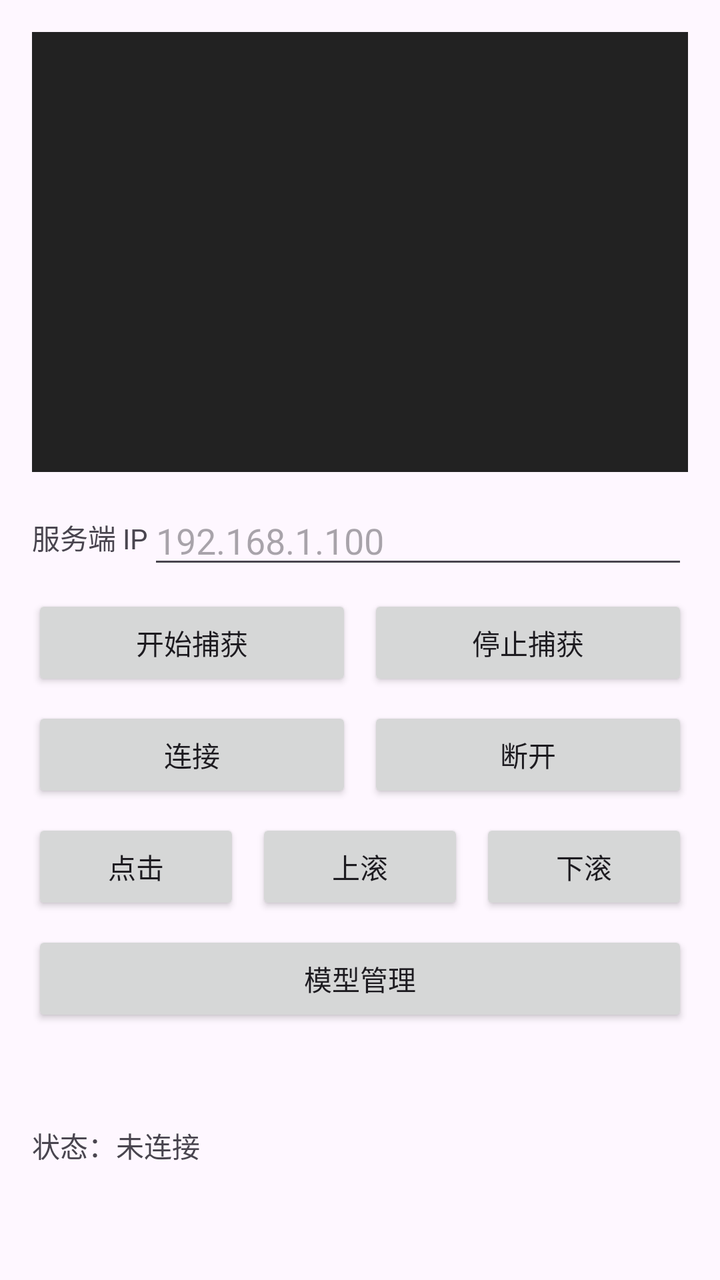
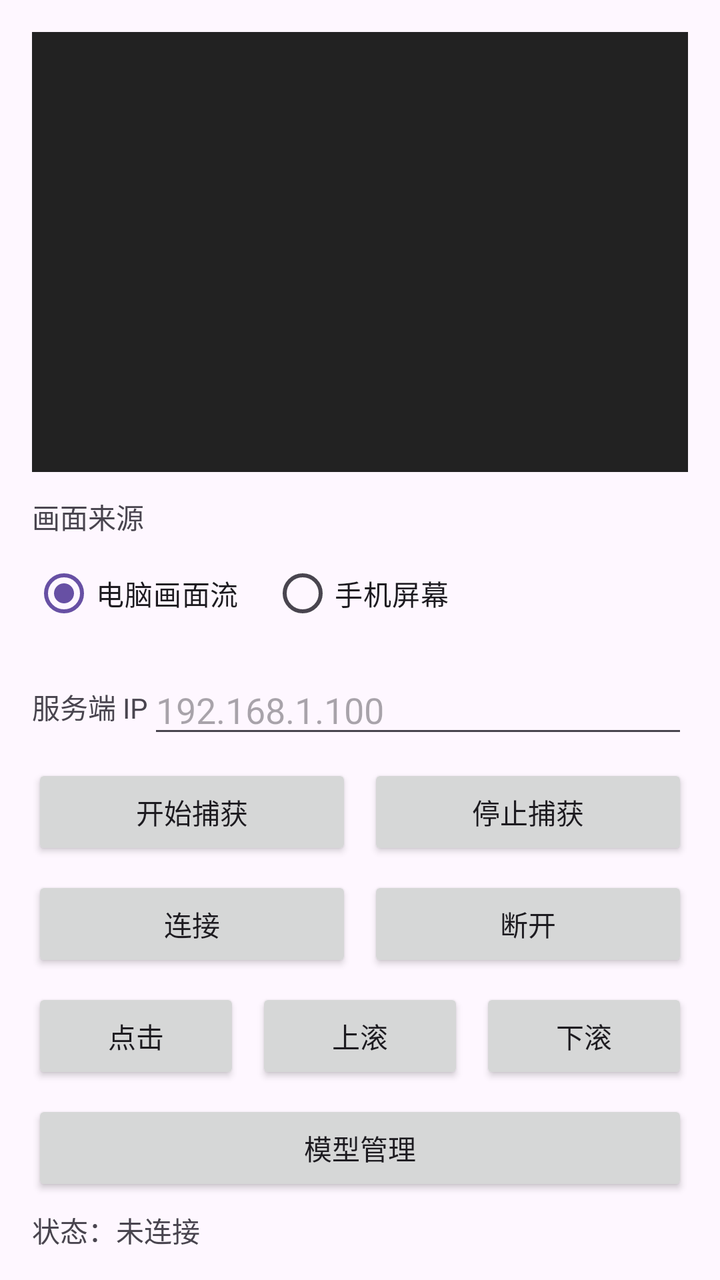

Compare the two renders of this Android layout. The source of the first and the diff that turns it into the second are given below.
<!-- AndroidManifest.xml: application theme Theme.MyoloPcontrol -->
<!-- res/layout/activity_main.xml -->
<?xml version="1.0" encoding="utf-8"?>
<androidx.constraintlayout.widget.ConstraintLayout
    xmlns:android="http://schemas.android.com/apk/res/android"
    xmlns:app="http://schemas.android.com/apk/res-auto"
    android:layout_width="match_parent"
    android:layout_height="match_parent"
    android:padding="16dp">
    
    <androidx.appcompat.widget.AppCompatImageView
        android:id="@+id/preview"
        android:layout_width="0dp"
        android:layout_height="220dp"
        android:scaleType="fitCenter"
        android:background="#222222"
        app:layout_constraintTop_toTopOf="parent"
        app:layout_constraintStart_toStartOf="parent"
        app:layout_constraintEnd_toEndOf="parent" />

    <LinearLayout
        android:id="@+id/ipRow"
        android:layout_width="0dp"
        android:layout_height="wrap_content"
        android:orientation="horizontal"
        android:layout_marginTop="12dp"
        app:layout_constraintTop_toBottomOf="@id/preview"
        app:layout_constraintStart_toStartOf="parent"
        app:layout_constraintEnd_toEndOf="parent">
        <TextView
            android:text="@string/label_ip"
            android:layout_width="wrap_content"
            android:layout_height="wrap_content"
            android:layout_gravity="center_vertical" />
        <EditText
            android:id="@+id/ipEdit"
            android:layout_width="0dp"
            android:layout_height="wrap_content"
            android:layout_weight="1"
            android:hint="@string/hint_ip"
            android:inputType="text"
            android:importantForAutofill="no" />
    </LinearLayout>

    <LinearLayout
        android:id="@+id/captureRow"
        android:layout_width="0dp"
        android:layout_height="wrap_content"
        android:orientation="horizontal"
        android:layout_marginTop="8dp"
        app:layout_constraintTop_toBottomOf="@id/ipRow"
        app:layout_constraintStart_toStartOf="parent"
        app:layout_constraintEnd_toEndOf="parent">
        <Button
            android:id="@+id/btnCaptureStart"
            android:layout_width="0dp"
            android:layout_weight="1"
            android:layout_height="wrap_content"
            android:text="@string/btn_capture_start" />
        <Space android:layout_width="8dp" android:layout_height="wrap_content" />
        <Button
            android:id="@+id/btnCaptureStop"
            android:layout_width="0dp"
            android:layout_weight="1"
            android:layout_height="wrap_content"
            android:text="@string/btn_capture_stop" />
    </LinearLayout>

    <LinearLayout
        android:id="@+id/netRow"
        android:layout_width="0dp"
        android:layout_height="wrap_content"
        android:orientation="horizontal"
        android:layout_marginTop="8dp"
        app:layout_constraintTop_toBottomOf="@id/captureRow"
        app:layout_constraintStart_toStartOf="parent"
        app:layout_constraintEnd_toEndOf="parent">
        <Button
            android:id="@+id/btnConnect"
            android:layout_width="0dp"
            android:layout_weight="1"
            android:layout_height="wrap_content"
            android:text="@string/btn_connect" />
        <Space android:layout_width="8dp" android:layout_height="wrap_content" />
        <Button
            android:id="@+id/btnDisconnect"
            android:layout_width="0dp"
            android:layout_weight="1"
            android:layout_height="wrap_content"
            android:text="@string/btn_disconnect" />
    </LinearLayout>

    <LinearLayout
        android:id="@+id/actionRow"
        android:layout_width="0dp"
        android:layout_height="wrap_content"
        android:orientation="horizontal"
        android:layout_marginTop="8dp"
        app:layout_constraintTop_toBottomOf="@id/netRow"
        app:layout_constraintStart_toStartOf="parent"
        app:layout_constraintEnd_toEndOf="parent">
        <Button
            android:id="@+id/btnClick"
            android:layout_width="0dp"
            android:layout_weight="1"
            android:layout_height="wrap_content"
            android:text="@string/btn_click" />
        <Space android:layout_width="8dp" android:layout_height="wrap_content" />
        <Button
            android:id="@+id/btnScrollUp"
            android:layout_width="0dp"
            android:layout_weight="1"
            android:layout_height="wrap_content"
            android:text="@string/btn_scroll_up" />
        <Space android:layout_width="8dp" android:layout_height="wrap_content" />
        <Button
            android:id="@+id/btnScrollDown"
            android:layout_width="0dp"
            android:layout_weight="1"
            android:layout_height="wrap_content"
            android:text="@string/btn_scroll_down" />
    </LinearLayout>

    <LinearLayout
        android:id="@+id/modelRow"
        android:layout_width="0dp"
        android:layout_height="wrap_content"
        android:orientation="horizontal"
        android:layout_marginTop="8dp"
        app:layout_constraintTop_toBottomOf="@id/actionRow"
        app:layout_constraintStart_toStartOf="parent"
        app:layout_constraintEnd_toEndOf="parent">
        <Button
            android:id="@+id/btnModels"
            android:layout_width="match_parent"
            android:layout_height="wrap_content"
            android:text="@string/btn_models" />
    </LinearLayout>

    <TextView
        android:id="@+id/statusText"
        android:layout_width="0dp"
        android:layout_height="wrap_content"
        android:layout_marginTop="8dp"
        android:text="@string/status_default"
        app:layout_constraintTop_toBottomOf="@id/modelRow"
        app:layout_constraintStart_toStartOf="parent"
        app:layout_constraintEnd_toEndOf="parent"
        app:layout_constraintBottom_toBottomOf="parent" />

</androidx.constraintlayout.widget.ConstraintLayout>
<!-- resources referenced by this layout -->
<resources>
  <string name="btn_capture_start">开始捕获</string>
  <string name="btn_capture_stop">停止捕获</string>
  <string name="btn_click">点击</string>
  <string name="btn_connect">连接</string>
  <string name="btn_disconnect">断开</string>
  <string name="btn_models">模型管理</string>
  <string name="btn_scroll_down">下滚</string>
  <string name="btn_scroll_up">上滚</string>
  <string name="hint_ip">192.168.1.100</string>
  <string name="label_ip">服务端 IP</string>
  <string name="status_default">状态：未连接</string>
  <style name="Theme.MyoloPcontrol" parent="Theme.Material3.DayNight.NoActionBar">
          <item name="colorPrimary">@color/primary</item>
          <item name="colorPrimaryVariant">@color/primary_dark</item>
          <item name="colorOnPrimary">@color/white</item>
          <item name="colorSecondary">@color/secondary</item>
      </style>
  <color name="primary">#FF6750A4</color>
  <color name="primary_dark">#FF625B71</color>
  <color name="white">#FFFFFFFF</color>
  <color name="secondary">#FF625B71</color>
</resources>

<!-- the commit's change to res/layout/activity_main.xml (unified diff, before → after) -->
@@ -17,12 +17,46 @@
         app:layout_constraintEnd_toEndOf="parent" />
 
     <LinearLayout
+        android:id="@+id/sourceRow"
+        android:layout_width="0dp"
+        android:layout_height="wrap_content"
+        android:orientation="vertical"
+        android:layout_marginTop="12dp"
+        app:layout_constraintTop_toBottomOf="@id/preview"
+        app:layout_constraintStart_toStartOf="parent"
+        app:layout_constraintEnd_toEndOf="parent">
+        <TextView
+            android:text="@string/label_source"
+            android:layout_width="wrap_content"
+            android:layout_height="wrap_content" />
+        <RadioGroup
+            android:id="@+id/sourceGroup"
+            android:layout_width="wrap_content"
+            android:layout_height="wrap_content"
+            android:orientation="horizontal"
+            android:layout_marginTop="4dp">
+            <RadioButton
+                android:id="@+id/radioPcStream"
+                android:layout_width="wrap_content"
+                android:layout_height="wrap_content"
+                android:text="@string/radio_pc_stream"
+                android:checked="true" />
+            <RadioButton
+                android:id="@+id/radioPhoneScreen"
+                android:layout_width="wrap_content"
+                android:layout_height="wrap_content"
+                android:layout_marginStart="16dp"
+                android:text="@string/radio_phone_screen" />
+        </RadioGroup>
+    </LinearLayout>
+
+    <LinearLayout
         android:id="@+id/ipRow"
         android:layout_width="0dp"
         android:layout_height="wrap_content"
         android:orientation="horizontal"
         android:layout_marginTop="12dp"
-        app:layout_constraintTop_toBottomOf="@id/preview"
+        app:layout_constraintTop_toBottomOf="@id/sourceRow"
         app:layout_constraintStart_toStartOf="parent"
         app:layout_constraintEnd_toEndOf="parent">
         <TextView
<!-- resource entries referenced after the edit -->
@@ -10,6 +10,9 @@
   <string name="btn_scroll_up">上滚</string>
   <string name="hint_ip">192.168.1.100</string>
   <string name="label_ip">服务端 IP</string>
+  <string name="label_source">画面来源</string>
+  <string name="radio_pc_stream">电脑画面流</string>
+  <string name="radio_phone_screen">手机屏幕</string>
   <string name="status_default">状态：未连接</string>
   <style name="Theme.MyoloPcontrol" parent="Theme.Material3.DayNight.NoActionBar">
           <item name="colorPrimary">@color/primary</item>
